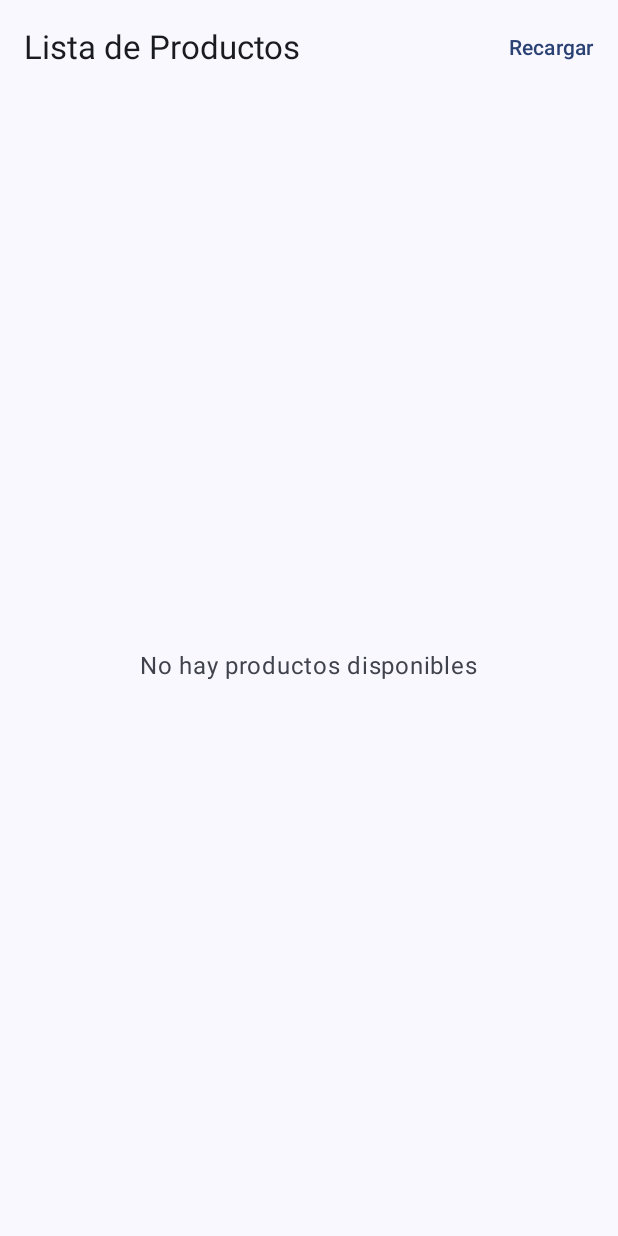
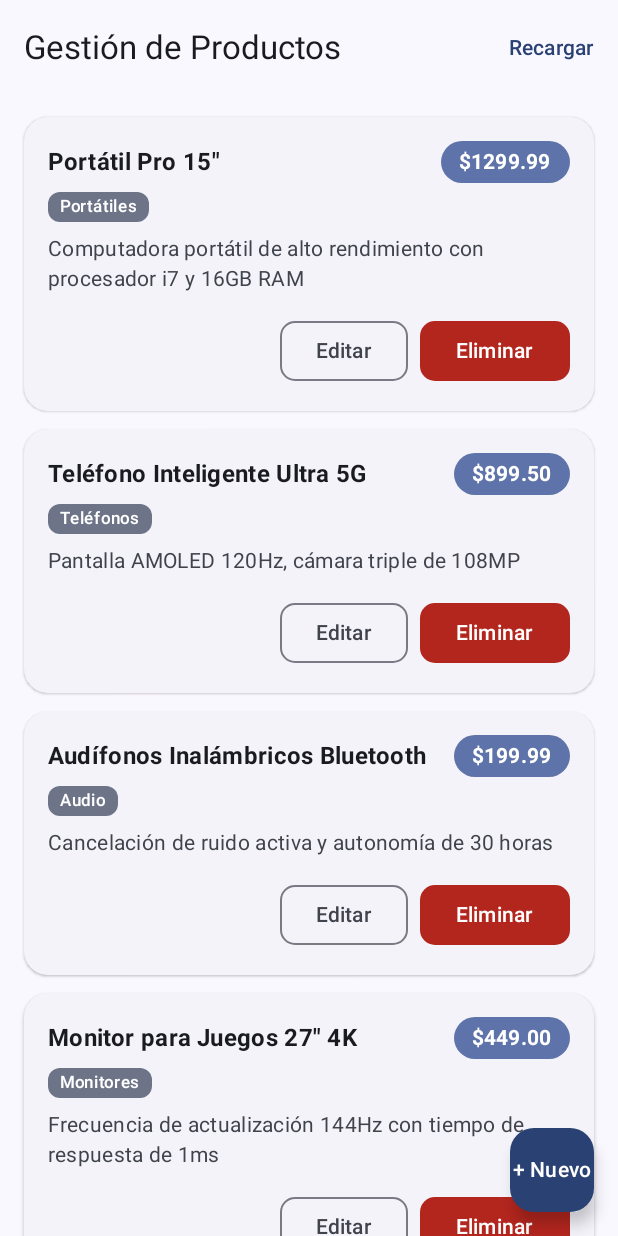
Before and after one commit to majurivas0330-beep/CRUD-Dummy-Android, an Android app built with Jetpack Compose: the screen it shows after launch (MainActivity), on a phone screen of 412 x 824 dp. Run offline under Robolectric (Android 15) with nearby library versions, the phone set to English and light mode, and no system bars; our stand-ins replace Dagger/Hilt's generated code.

Commit message:
FronTend funcionando

```diff
--- a/app/src/main/AndroidManifest.xml
+++ b/app/src/main/AndroidManifest.xml
@@ -2,8 +2,10 @@
 <manifest xmlns:android="http://schemas.android.com/apk/res/android"
     xmlns:tools="http://schemas.android.com/tools">
 
+    <uses-permission android:name="android.permission.INTERNET" />
+
     <application
-        android:name="Application"
+        android:name=".Application"
         android:allowBackup="true"
         android:dataExtractionRules="@xml/data_extraction_rules"
         android:fullBackupContent="@xml/backup_rules"
--- a/app/src/main/java/com/sena/crud_dummy/data/repository/ProductRepositoryImpl.kt
+++ b/app/src/main/java/com/sena/crud_dummy/data/repository/ProductRepositoryImpl.kt
@@ -10,21 +10,58 @@ import javax.inject.Inject
 class ProductRepositoryImpl @Inject constructor(
     private val api: ProductApiService
 ) : ProductRepository {
-    override suspend fun getProducts(): List<ProductModel> =
-        api.GetProduct().products.map { it.toDomain() }
 
-    override suspend fun getProductById(id: Int): ProductModel =
-        api.GetProductById(id).toDomain()
+    private val initialFallbackProducts = listOf(
+        ProductModel(1, "Portátil Pro 15\"", "Computadora portátil de alto rendimiento con procesador i7 y 16GB RAM", "Portátiles", 1299.99),
+        ProductModel(2, "Teléfono Inteligente Ultra 5G", "Pantalla AMOLED 120Hz, cámara triple de 108MP", "Teléfonos", 899.50),
+        ProductModel(3, "Audífonos Inalámbricos Bluetooth", "Cancelación de ruido activa y autonomía de 30 horas", "Audio", 199.99),
+        ProductModel(4, "Monitor para Juegos 27\" 4K", "Frecuencia de actualización 144Hz con tiempo de respuesta de 1ms", "Monitores", 449.00),
+        ProductModel(5, "Teclado Mecánico RGB", "Teclas táctiles silenciosas y retroiluminación personalizable", "Accesorios", 89.99),
+        ProductModel(6, "Ratón Ergonómico Inalámbrico", "Sensor óptico de alta precisión con batería recargable", "Accesorios", 49.99)
+    )
 
-    override suspend fun createProduct(product: ProductModel): ProductModel =
-        api.AddProduct(product.toRequest()).toDomain()
+    override suspend fun getProducts(): List<ProductModel> {
+        return runCatching {
+            val response = api.GetProduct()
+            val mapped = response.products.map { it.toDomain() }
+            if (mapped.isNotEmpty()) mapped else initialFallbackProducts
+        }.getOrElse {
+            initialFallbackProducts
+        }
+    }
 
-    override suspend fun updateProduct(product: ProductModel): ProductModel =
-        api.PatchProductById(product.id, product.toRequest()).toDomain()
+    override suspend fun getProductById(id: Int): ProductModel {
+        return runCatching {
+            api.GetProductById(id).toDomain()
+        }.getOrElse {
+            initialFallbackProducts.find { it.id == id }
+                ?: ProductModel(id, "Producto #$id", "Descripción del producto", "General", 99.99)
+        }
+    }
+
+    override suspend fun createProduct(product: ProductModel): ProductModel {
+        return runCatching {
+            api.AddProduct(product.toRequest()).toDomain()
+        }.getOrElse {
+            product.copy(id = (System.currentTimeMillis() % 10000).toInt())
+        }
+    }
+
+    override suspend fun updateProduct(product: ProductModel): ProductModel {
+        return runCatching {
+            api.PatchProductById(product.id, product.toRequest()).toDomain()
+        }.getOrElse {
+            product
+        }
+    }
 
     override suspend fun deleteProduct(id: Int): Boolean {
-        api.DeleteProductById(id)
-        return true
+        return runCatching {
+            api.DeleteProductById(id)
+            true
+        }.getOrElse {
+            true
+        }
     }
 
     private fun ProductModel.toRequest() = UpdateProductRequest(
--- a/app/src/main/java/com/sena/crud_dummy/ui/composable/ProductCard.kt
+++ b/app/src/main/java/com/sena/crud_dummy/ui/composable/ProductCard.kt
@@ -8,28 +8,33 @@ import androidx.compose.foundation.layout.fillMaxWidth
 import androidx.compose.foundation.layout.height
 import androidx.compose.foundation.layout.padding
 import androidx.compose.foundation.shape.RoundedCornerShape
-import androidx.compose.material3.Card
-import androidx.compose.material3.CardDefaults
+import androidx.compose.material3.Button
+import androidx.compose.material3.ButtonDefaults
+import androidx.compose.material3.ElevatedCard
 import androidx.compose.material3.MaterialTheme
+import androidx.compose.material3.OutlinedButton
+import androidx.compose.material3.Surface
 import androidx.compose.material3.Text
 import androidx.compose.runtime.Composable
 import androidx.compose.ui.Alignment
 import androidx.compose.ui.Modifier
 import androidx.compose.ui.text.font.FontWeight
+import androidx.compose.ui.text.style.TextOverflow
 import androidx.compose.ui.unit.dp
 import com.sena.crud_dummy.domain.model.ProductModel
 
 @Composable
 fun ProductCard(
     product: ProductModel,
+    onEditClick: (ProductModel) -> Unit,
+    onDeleteClick: (Int) -> Unit,
     modifier: Modifier = Modifier
 ) {
-    Card(
+    ElevatedCard(
         modifier = modifier
             .fillMaxWidth()
-            .padding(horizontal = 16.dp, vertical = 8.dp),
-        shape = RoundedCornerShape(12.dp),
-        elevation = CardDefaults.cardElevation(defaultElevation = 2.dp)
+            .padding(horizontal = 16.dp, vertical = 6.dp),
+        shape = RoundedCornerShape(16.dp)
     ) {
         Column(
             modifier = Modifier.padding(16.dp)
@@ -43,31 +48,76 @@ fun ProductCard(
                     text = product.title,
                     style = MaterialTheme.typography.titleMedium,
                     fontWeight = FontWeight.Bold,
+                    maxLines = 1,
+                    overflow = TextOverflow.Ellipsis,
                     modifier = Modifier.weight(1f)
                 )
-                Text(
-                    text = "$${product.price}",
-                    style = MaterialTheme.typography.titleMedium,
-                    color = MaterialTheme.colorScheme.primary,
-                    fontWeight = FontWeight.Bold
-                )
+
+                Surface(
+                    color = MaterialTheme.colorScheme.primaryContainer,
+                    shape = RoundedCornerShape(20.dp),
+                    modifier = Modifier.padding(start = 8.dp)
+                ) {
+                    Text(
+                        text = "$${String.format("%.2f", product.price)}",
+                        style = MaterialTheme.typography.labelLarge,
+                        color = MaterialTheme.colorScheme.onPrimaryContainer,
+                        fontWeight = FontWeight.Bold,
+                        modifier = Modifier.padding(horizontal = 12.dp, vertical = 4.dp)
+                    )
+                }
             }
 
-            Spacer(modifier = Modifier.height(4.dp))
-
-            Text(
-                text = "Categoría: ${product.category}",
-                style = MaterialTheme.typography.labelMedium,
-                color = MaterialTheme.colorScheme.secondary
-            )
+            if (product.category.isNotBlank()) {
+                Spacer(modifier = Modifier.height(6.dp))
+                Surface(
+                    color = MaterialTheme.colorScheme.secondaryContainer,
+                    shape = RoundedCornerShape(8.dp)
+                ) {
+                    Text(
+                        text = product.category,
+                        style = MaterialTheme.typography.labelSmall,
+                        color = MaterialTheme.colorScheme.onSecondaryContainer,
+                        modifier = Modifier.padding(horizontal = 8.dp, vertical = 2.dp)
+                    )
+                }
+            }
 
             if (product.description.isNotBlank()) {
                 Spacer(modifier = Modifier.height(8.dp))
                 Text(
                     text = product.description,
                     style = MaterialTheme.typography.bodyMedium,
-                    color = MaterialTheme.colorScheme.onSurfaceVariant
+                    color = MaterialTheme.colorScheme.onSurfaceVariant,
+                    maxLines = 3,
+                    overflow = TextOverflow.Ellipsis
                 )
+            }
+
+            Spacer(modifier = Modifier.height(14.dp))
+
+            Row(
+                modifier = Modifier.fillMaxWidth(),
+                horizontalArrangement = Arrangement.End,
+                verticalAlignment = Alignment.CenterVertically
+            ) {
+                OutlinedButton(
+                    onClick = { onEditClick(product) },
+                    modifier = Modifier.padding(end = 8.dp),
+                    shape = RoundedCornerShape(10.dp)
+                ) {
+                    Text("Editar")
+                }
+
+                Button(
+                    onClick = { onDeleteClick(product.id) },
+                    colors = ButtonDefaults.buttonColors(
+                        containerColor = MaterialTheme.colorScheme.error
+                    ),
+                    shape = RoundedCornerShape(10.dp)
+                ) {
+                    Text("Eliminar")
+                }
             }
         }
     }
--- a/app/src/main/java/com/sena/crud_dummy/ui/screen/HomeScreen.kt
+++ b/app/src/main/java/com/sena/crud_dummy/ui/screen/HomeScreen.kt
@@ -3,17 +3,24 @@ package com.sena.crud_dummy.ui.screen
 import androidx.compose.foundation.layout.Box
 import androidx.compose.foundation.layout.fillMaxSize
 import androidx.compose.foundation.layout.padding
+import androidx.compose.material3.FloatingActionButton
+import androidx.compose.material3.MaterialTheme
 import androidx.compose.material3.Scaffold
 import androidx.compose.material3.SnackbarHost
 import androidx.compose.material3.SnackbarHostState
+import androidx.compose.material3.Text
 import androidx.compose.runtime.Composable
 import androidx.compose.runtime.LaunchedEffect
 import androidx.compose.runtime.collectAsState
 import androidx.compose.runtime.getValue
+import androidx.compose.runtime.mutableStateOf
 import androidx.compose.runtime.remember
+import androidx.compose.runtime.setValue
 import androidx.compose.ui.Modifier
 import androidx.hilt.navigation.compose.hiltViewModel
+import com.sena.crud_dummy.ui.composable.ConfirmDeleteDialog
 import com.sena.crud_dummy.ui.composable.LoadingComponent
+import com.sena.crud_dummy.ui.composable.ProductFormDialog
 import com.sena.crud_dummy.ui.section.ProductListSection
 import com.sena.crud_dummy.ui.section.ProductTopBarSection
 import com.sena.crud_dummy.ui.viewModel.ProductViewModel
@@ -24,10 +31,16 @@ fun HomeScreen(
 ) {
     val uiState by viewModel.uiState.collectAsState()
     val snackbarHostState = remember { SnackbarHostState() }
+    var productToDeleteId by remember { mutableStateOf<Int?>(null) }
 
-    LaunchedEffect(uiState.errorMessage) {
+    LaunchedEffect(uiState.errorMessage, uiState.successMessage) {
         uiState.errorMessage?.let { message ->
             snackbarHostState.showSnackbar(message)
+            viewModel.clearMessages()
+        }
+        uiState.successMessage?.let { message ->
+            snackbarHostState.showSnackbar(message)
+            viewModel.clearMessages()
         }
     }
 
@@ -36,6 +49,15 @@ fun HomeScreen(
             ProductTopBarSection(
                 onRefresh = { viewModel.loadProducts() }
             )
+        },
+        floatingActionButton = {
+            FloatingActionButton(
+                onClick = { viewModel.onAddProductClick() },
+                containerColor = MaterialTheme.colorScheme.primary,
+                contentColor = MaterialTheme.colorScheme.onPrimary
+            ) {
+                Text(text = "+ Nuevo")
+            }
         },
         snackbarHost = { SnackbarHost(hostState = snackbarHostState) }
     ) { innerPadding ->
@@ -48,7 +70,31 @@ fun HomeScreen(
                 LoadingComponent()
             } else {
                 ProductListSection(
-                    products = uiState.products
+                    products = uiState.products,
+                    onEditClick = { product -> viewModel.onEditProductClick(product) },
+                    onDeleteClick = { id -> productToDeleteId = id },
+                    onRefresh = { viewModel.loadProducts() }
+                )
+            }
+
+            if (uiState.isDialogVisible) {
+                ProductFormDialog(
+                    initialProduct = uiState.selectedProduct,
+                    isSaving = uiState.isSaving,
+                    onDismiss = { viewModel.onDismissDialog() },
+                    onSave = { title, description, category, price ->
+                        viewModel.saveProduct(title, description, category, price)
+                    }
+                )
+            }
+
+            productToDeleteId?.let { id ->
+                ConfirmDeleteDialog(
+                    onConfirm = {
+                        viewModel.deleteProduct(id)
+                        productToDeleteId = null
+                    },
+                    onDismiss = { productToDeleteId = null }
                 )
             }
         }
--- a/app/src/main/java/com/sena/crud_dummy/ui/section/ProductListSection.kt
+++ b/app/src/main/java/com/sena/crud_dummy/ui/section/ProductListSection.kt
@@ -1,10 +1,15 @@
 package com.sena.crud_dummy.ui.section
 
+import androidx.compose.foundation.layout.Arrangement
 import androidx.compose.foundation.layout.Box
+import androidx.compose.foundation.layout.Column
 import androidx.compose.foundation.layout.PaddingValues
+import androidx.compose.foundation.layout.Spacer
 import androidx.compose.foundation.layout.fillMaxSize
+import androidx.compose.foundation.layout.height
 import androidx.compose.foundation.lazy.LazyColumn
 import androidx.compose.foundation.lazy.items
+import androidx.compose.material3.Button
 import androidx.compose.material3.MaterialTheme
 import androidx.compose.material3.Text
 import androidx.compose.runtime.Composable
@@ -17,6 +22,9 @@ import com.sena.crud_dummy.ui.composable.ProductCard
 @Composable
 fun ProductListSection(
     products: List<ProductModel>,
+    onEditClick: (ProductModel) -> Unit,
+    onDeleteClick: (Int) -> Unit,
+    onRefresh: () -> Unit,
     modifier: Modifier = Modifier
 ) {
     if (products.isEmpty()) {
@@ -24,22 +32,35 @@ fun ProductListSection(
             modifier = modifier.fillMaxSize(),
             contentAlignment = Alignment.Center
         ) {
-            Text(
-                text = "No hay productos disponibles",
-                style = MaterialTheme.typography.bodyLarge,
-                color = MaterialTheme.colorScheme.onSurfaceVariant
-            )
+            Column(
+                horizontalAlignment = Alignment.CenterHorizontally,
+                verticalArrangement = Arrangement.Center
+            ) {
+                Text(
+                    text = "No hay productos disponibles",
+                    style = MaterialTheme.typography.titleMedium,
+                    color = MaterialTheme.colorScheme.onSurfaceVariant
+                )
+                Spacer(modifier = Modifier.height(12.dp))
+                Button(onClick = onRefresh) {
+                    Text("Cargar productos")
+                }
+            }
         }
     } else {
         LazyColumn(
             modifier = modifier.fillMaxSize(),
-            contentPadding = PaddingValues(vertical = 8.dp)
+            contentPadding = PaddingValues(top = 8.dp, bottom = 80.dp)
         ) {
             items(
                 items = products,
                 key = { it.id }
             ) { product ->
-                ProductCard(product = product)
+                ProductCard(
+                    product = product,
+                    onEditClick = onEditClick,
+                    onDeleteClick = onDeleteClick
+                )
             }
         }
     }
--- a/app/src/main/java/com/sena/crud_dummy/ui/section/ProductTopBarSection.kt
+++ b/app/src/main/java/com/sena/crud_dummy/ui/section/ProductTopBarSection.kt
@@ -12,7 +12,7 @@ fun ProductTopBarSection(
     onRefresh: () -> Unit
 ) {
     TopAppBar(
-        title = { Text("Lista de Productos") },
+        title = { Text("Gestión de Productos") },
         actions = {
             TextButton(onClick = onRefresh) {
                 Text("Recargar")
--- a/app/src/main/java/com/sena/crud_dummy/ui/viewModel/ProductViewModel.kt
+++ b/app/src/main/java/com/sena/crud_dummy/ui/viewModel/ProductViewModel.kt
@@ -2,7 +2,11 @@ package com.sena.crud_dummy.ui.viewModel
 
 import androidx.lifecycle.ViewModel
 import androidx.lifecycle.viewModelScope
-import com.sena.crud_dummy.domain.repository.ProductRepository
+import com.sena.crud_dummy.domain.model.ProductModel
+import com.sena.crud_dummy.domain.useCase.CreateProductUseCase
+import com.sena.crud_dummy.domain.useCase.DeleteProductUseCase
+import com.sena.crud_dummy.domain.useCase.GetProductUseCase
+import com.sena.crud_dummy.domain.useCase.UpdateProductUseCase
 import com.sena.crud_dummy.ui.state.ProductUIState
 import dagger.hilt.android.lifecycle.HiltViewModel
 import javax.inject.Inject
@@ -14,20 +18,129 @@ import kotlinx.coroutines.launch
 
 @HiltViewModel
 class ProductViewModel @Inject constructor(
-    private val repository: ProductRepository
-): ViewModel() {
+    private val getProductUseCase: GetProductUseCase,
+    private val createProductUseCase: CreateProductUseCase,
+    private val updateProductUseCase: UpdateProductUseCase,
+    private val deleteProductUseCase: DeleteProductUseCase
+) : ViewModel() {
 
     private val _uiState = MutableStateFlow(ProductUIState())
     val uiState: StateFlow<ProductUIState> = _uiState.asStateFlow()
 
-    init { loadProducts()}
+    init {
+        loadProducts()
+    }
 
-    fun loadProducts(){
+    fun loadProducts() {
         viewModelScope.launch {
             _uiState.update { it.copy(isLoading = true, errorMessage = null) }
-            runCatching { repository.getProducts() }
-                .onSuccess { list -> _uiState.update { it.copy(isLoading = false, products = list) } }
-                .onFailure { e -> _uiState.update { it.copy(isLoading = false, errorMessage = e.message ?: "No se pudieron cargar los productos") }}
+            runCatching { getProductUseCase() }
+                .onSuccess { list ->
+                    _uiState.update { it.copy(isLoading = false, products = list) }
+                }
+                .onFailure { e ->
+                    _uiState.update {
+                        it.copy(
+                            isLoading = false,
+                            errorMessage = e.message ?: "No se pudieron cargar los productos"
+                        )
+                    }
+                }
         }
     }
+
+    fun onAddProductClick() {
+        _uiState.update {
+            it.copy(selectedProduct = null, isDialogVisible = true)
+        }
+    }
+
+    fun onEditProductClick(product: ProductModel) {
+        _uiState.update {
+            it.copy(selectedProduct = product, isDialogVisible = true)
+        }
+    }
+
+    fun onDismissDialog() {
+        _uiState.update {
+            it.copy(isDialogVisible = false, selectedProduct = null)
+        }
+    }
+
+    fun saveProduct(title: String, description: String, category: String, price: Double) {
+        val currentSelected = _uiState.value.selectedProduct
+        viewModelScope.launch {
+            _uiState.update { it.copy(isSaving = true, errorMessage = null, successMessage = null) }
+            runCatching {
+                if (currentSelected == null) {
+                    val newProduct = ProductModel(
+                        id = 0,
+                        title = title,
+                        description = description,
+                        category = category,
+                        price = price
+                    )
+                    createProductUseCase(newProduct)
+                } else {
+                    val updatedProduct = currentSelected.copy(
+                        title = title,
+                        description = description,
+                        category = category,
+                        price = price
+                    )
+                    updateProductUseCase(updatedProduct)
+                }
+            }.onSuccess { saved ->
+                _uiState.update { state ->
+                    val updatedList = if (currentSelected == null) {
+                        listOf(saved) + state.products
+                    } else {
+                        state.products.map { if (it.id == saved.id) saved else it }
+                    }
+                    state.copy(
+                        isSaving = false,
+                        isDialogVisible = false,
+                        selectedProduct = null,
+                        products = updatedList,
+                        successMessage = if (currentSelected == null) "Producto creado exitosamente" else "Producto actualizado exitosamente"
+                    )
+                }
+            }.onFailure { e ->
+                _uiState.update {
+                    it.copy(
+                        isSaving = false,
+                        errorMessage = e.message ?: "Error al guardar el producto"
+                    )
+                }
+            }
+        }
+    }
+
+    fun deleteProduct(id: Int) {
+        viewModelScope.launch {
+            _uiState.update { it.copy(isLoading = true, errorMessage = null) }
+            runCatching { deleteProductUseCase(id) }
+                .onSuccess {
+                    _uiState.update { state ->
+                        state.copy(
+                            isLoading = false,
+                            products = state.products.filterNot { it.id == id },
+                            successMessage = "Producto eliminado exitosamente"
+                        )
+                    }
+                }
+                .onFailure { e ->
+                    _uiState.update {
+                        it.copy(
+                            isLoading = false,
+                            errorMessage = e.message ?: "Error al eliminar el producto"
+                        )
+                    }
+                }
+        }
+    }
+
+    fun clearMessages() {
+        _uiState.update { it.copy(errorMessage = null, successMessage = null) }
+    }
 }
--- a/app/src/main/res/values/strings.xml
+++ b/app/src/main/res/values/strings.xml
@@ -1,3 +1,3 @@
 <resources>
-    <string name="app_name">CRUD-Dummy</string>
+    <string name="app_name">Gestión de Productos</string>
 </resources>
```
Also changed, not shown: app/src/main/java/com/sena/crud_dummy/data/mapper/ProductMapper.kt (+102 -7 lines), app/src/main/java/com/sena/crud_dummy/data/remote/dto/product/ProductX.kt (+30 -31 lines).
